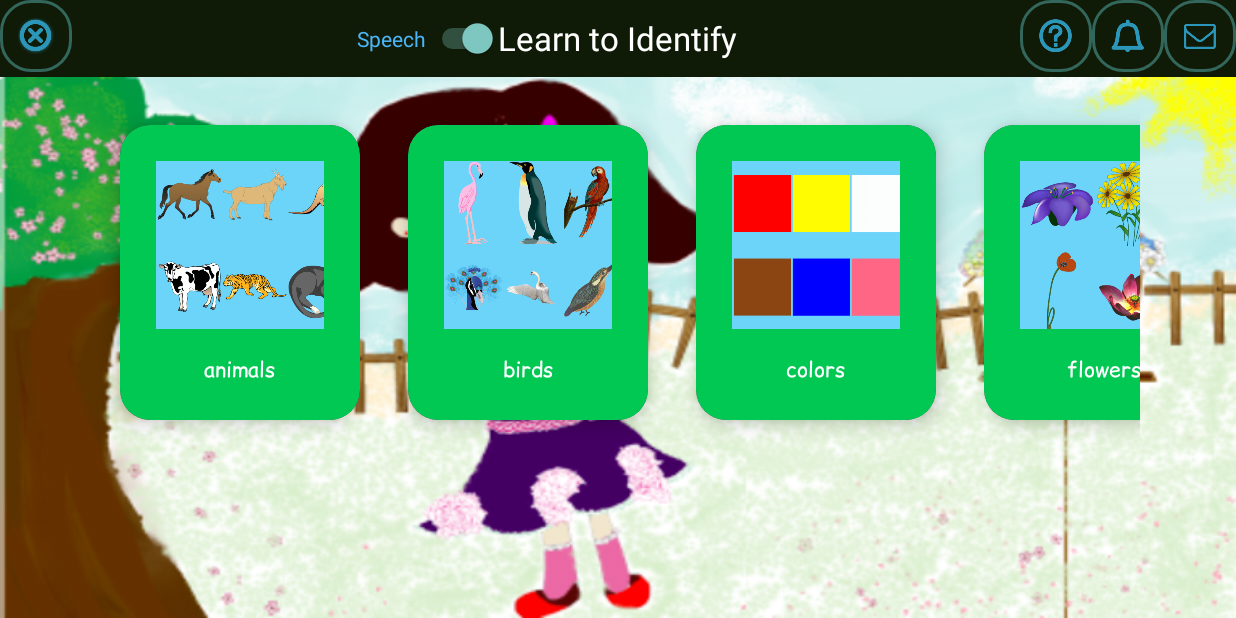
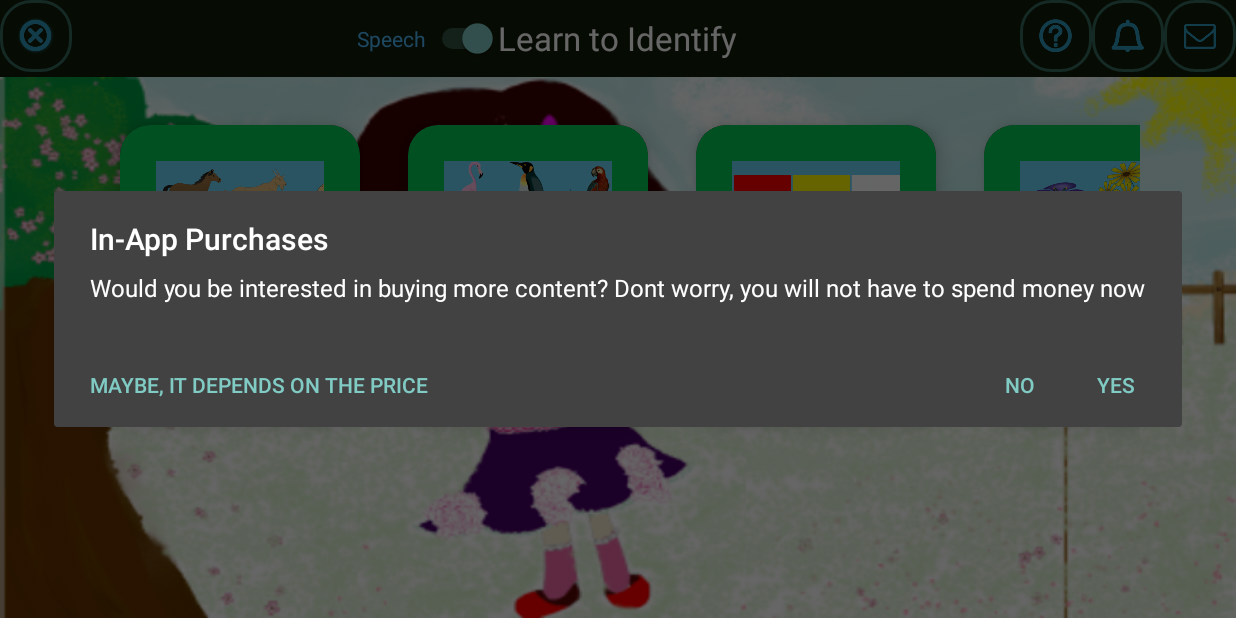
Before and after one commit to hajaar/LearnColoursNumbersShapes, an Android app: the screen it shows after launch (MainActivity), after a tap on an icon or button, on a phone screen of 824 x 412 dp (held sideways). Run offline under Robolectric (Android 15) with nearby library versions, the phone set to English and light mode, and no system bars; libraries missing offline, so code that uses them is left out: com.github.paolorotolo.appintro.

Commit message:
added dialog

```diff
--- a/app/src/main/AndroidManifest.xml
+++ b/app/src/main/AndroidManifest.xml
@@ -24,7 +24,9 @@
                 <category android:name="android.intent.category.LAUNCHER"/>
             </intent-filter>
         </activity>
-        <activity android:name=".IntroActivity">
+        <activity
+            android:name=".IntroActivity"
+            android:screenOrientation="userLandscape">
         </activity>
     </application>
 
--- a/app/src/main/java/com/skva/learncolours/HomeScreenFragment.java
+++ b/app/src/main/java/com/skva/learncolours/HomeScreenFragment.java
@@ -2,10 +2,7 @@ package com.skva.learncolours;
 
 
 import android.content.Context;
-import android.content.Intent;
-import android.content.SharedPreferences;
 import android.os.Bundle;
-import android.preference.PreferenceManager;
 import android.support.annotation.Nullable;
 import android.support.v4.app.Fragment;
 import android.support.v7.widget.LinearLayoutManager;
@@ -47,35 +44,7 @@ public class HomeScreenFragment extends Fragment implements MyRecyclerViewAdapte
     @Override
     public void onActivityCreated(@Nullable Bundle savedInstanceState) {
         super.onActivityCreated(savedInstanceState);
-        Thread t = new Thread(new Runnable() {
-            @Override
-            public void run() {
-                //  Initialize SharedPreferences
-                SharedPreferences getPrefs = PreferenceManager
-                        .getDefaultSharedPreferences(getContext());
 
-                //  Create a new boolean and preference and set it to true
-                boolean isFirstStart = getPrefs.getBoolean("firstStart", true);
-
-                //  If the activity has never started before...
-                if (isFirstStart) {
-
-                    //  Launch app intro
-                    Intent i = new Intent(getContext(), IntroActivity.class);
-                    startActivity(i);
-
-                    //  Make a new preferences editor
-                    SharedPreferences.Editor e = getPrefs.edit();
-
-                    //  Edit preference to make it false because we don't want this to run again
-                    e.putBoolean("firstStart", false);
-
-                    //  Apply changes
-                    e.apply();
-                }
-            }
-        });
-        t.start();
         GAME_COUNT = getResources().getStringArray(R.array.games).length;
 
 
--- a/app/src/main/java/com/skva/learncolours/IntroActivity.java
+++ b/app/src/main/java/com/skva/learncolours/IntroActivity.java
@@ -36,6 +36,7 @@ public class IntroActivity extends AppIntro {
 
         // Hide Skip/Done button.
         showSkipButton(true);
+
         setProgressButtonEnabled(true);
 
     }
@@ -43,7 +44,8 @@ public class IntroActivity extends AppIntro {
     @Override
     public void onSkipPressed(Fragment currentFragment) {
         super.onSkipPressed(currentFragment);
-        // Do something when users tap on Skip button.
+        Intent intent = new Intent(this, MainActivity.class);
+        startActivity(intent);
     }
 
     @Override
--- a/app/src/main/java/com/skva/learncolours/MainActivity.java
+++ b/app/src/main/java/com/skva/learncolours/MainActivity.java
@@ -1,5 +1,6 @@
 package com.skva.learncolours;
 
+import android.content.DialogInterface;
 import android.content.Intent;
 import android.content.SharedPreferences;
 import android.net.Uri;
@@ -10,6 +11,7 @@ import android.speech.tts.TextToSpeech;
 import android.support.v4.app.Fragment;
 import android.support.v4.app.FragmentActivity;
 import android.support.v4.app.FragmentTransaction;
+import android.support.v7.app.AlertDialog;
 import android.util.Log;
 import android.view.View;
 import android.widget.CompoundButton;
@@ -40,6 +42,21 @@ public class MainActivity extends FragmentActivity implements HomeScreenFragment
             isScreenSizeLarge = true;
         }
 
+        SharedPreferences getPrefs = PreferenceManager
+                .getDefaultSharedPreferences(this);
+
+        boolean isFirstStart = getPrefs.getBoolean("firstStart", true);
+
+
+        if (isFirstStart) {
+
+            Intent i = new Intent(this, IntroActivity.class);
+            startActivity(i);
+            SharedPreferences.Editor e = getPrefs.edit();
+            e.putBoolean("firstStart", false);
+            e.apply();
+        }
+
 
         if (savedInstanceState != null) {
             getFragmentManager().executePendingTransactions();
@@ -59,7 +76,7 @@ public class MainActivity extends FragmentActivity implements HomeScreenFragment
 
         backButton = (ImageButton) findViewById(R.id.goback);
         backButton.setImageResource(R.drawable.exit);
-        //Glide.with(this).load(R.drawable.exit).fitCenter().into(backButton);
+
         backButton.setOnClickListener(new View.OnClickListener() {
 
             @Override
@@ -69,7 +86,6 @@ public class MainActivity extends FragmentActivity implements HomeScreenFragment
         });
         feedbackButton = (ImageButton) findViewById(R.id.feedback);
         feedbackButton.setImageResource(R.drawable.feedback);
-        //Glide.with(this).load(R.drawable.feedback).fitCenter().into(feedbackButton);
 
         feedbackButton.setOnClickListener(new View.OnClickListener() {
 
@@ -81,26 +97,48 @@ public class MainActivity extends FragmentActivity implements HomeScreenFragment
                 startActivity(Intent.createChooser(emailIntent, "Send email..."));
             }
         });
+        final AlertDialog.Builder builder = new AlertDialog.Builder(this);
         notificationButton = (ImageButton) findViewById(R.id.notification);
         notificationButton.setImageResource(R.drawable.notification);
-        //Glide.with(this).load(R.drawable.notification).fitCenter().into(notificationButton);
 
         notificationButton.setOnClickListener(new View.OnClickListener() {
 
             @Override
             public void onClick(View v) {
 
+                builder.setTitle("In-App Purchases")
+                        .setMessage("Would you be interested in buying more content? Dont worry, you will not have to spend money now");
+                builder.setPositiveButton("Yes", new DialogInterface.OnClickListener() {
+                    public void onClick(DialogInterface dialog, int id) {
+
+                    }
+                });
+                builder.setNegativeButton("No", new DialogInterface.OnClickListener() {
+                    public void onClick(DialogInterface dialog, int id) {
+
+                    }
+                });
+
+                builder.setNeutralButton("Maybe, it depends on the price", new DialogInterface.OnClickListener() {
+                    @Override
+                    public void onClick(DialogInterface dialogInterface, int i) {
+
+                    }
+                });
+
+                AlertDialog dialog = builder.create();
+                dialog.show();
             }
         });
         informationButton = (ImageButton) findViewById(R.id.information);
         informationButton.setImageResource(R.drawable.information);
-        //Glide.with(this).load(R.drawable.information).fitCenter().into(informationButton);
 
         informationButton.setOnClickListener(new View.OnClickListener() {
 
             @Override
             public void onClick(View v) {
-
+                Intent i = new Intent(getApplicationContext(), IntroActivity.class);
+                startActivity(i);
             }
         });
 
@@ -161,8 +199,7 @@ public class MainActivity extends FragmentActivity implements HomeScreenFragment
             imageResource = R.drawable.exit;
 
         }
-        backButton.setImageResource(R.drawable.home);
-        //Glide.with(this).load(imageResource).fitCenter().into(backButton);
+        backButton.setImageResource(imageResource);
 
         transaction.replace(rootid, newFragment, "GAME");
         transaction.addToBackStack("GAME");
--- a/app/src/main/res/layout-sw600dp/activity_main.xml
+++ b/app/src/main/res/layout-sw600dp/activity_main.xml
@@ -13,11 +13,13 @@
         android:background="@color/colorPrimaryDark"
         android:orientation="horizontal">
 
-        <ImageView
+        <ImageButton
             android:id="@+id/goback"
             android:layout_width="wrap_content"
             android:layout_height="wrap_content"
+            android:layout_alignParentLeft="true"
             android:layout_alignParentStart="true"
+            android:background="@drawable/buttonborder"
             />
 
         <TextView
@@ -34,29 +36,36 @@
             android:id="@+id/speech_switch"
             android:layout_width="wrap_content"
             android:layout_height="match_parent"
-            android:layout_toLeftOf="@+id/header"
+            android:layout_toStartOf="@+id/header"
             android:text="Speech"
             android:textColor="@color/colorPrimaryLight"/>
 
-        <ImageView
+        <ImageButton
             android:id="@+id/information"
             android:layout_width="wrap_content"
             android:layout_height="wrap_content"
-            android:layout_toLeftOf="@+id/notification"
-            android:background="@drawable/information"/>
+            android:layout_toStartOf="@+id/notification"
+            android:background="@drawable/buttonborder"
 
-        <ImageView
+            />
+
+        <ImageButton
             android:id="@+id/notification"
             android:layout_width="wrap_content"
             android:layout_height="wrap_content"
-            android:layout_toLeftOf="@+id/feedback"
-            android:background="@drawable/notification"/>
+            android:layout_toStartOf="@+id/feedback"
+            android:background="@drawable/buttonborder"
 
-        <ImageView
+            />
+
+        <ImageButton
             android:id="@+id/feedback"
             android:layout_width="wrap_content"
             android:layout_height="wrap_content"
-            android:layout_alignParentRight="true"/>
+            android:layout_alignParentEnd="true"
+            android:background="@drawable/buttonborder"
+
+            />
 
     </RelativeLayout>
 
--- a/app/src/main/res/layout-xlarge/activity_main.xml
+++ b/app/src/main/res/layout-xlarge/activity_main.xml
@@ -13,13 +13,13 @@
         android:background="@color/colorPrimaryDark"
         android:orientation="horizontal">
 
-
-        <ImageView
+        <ImageButton
             android:id="@+id/goback"
             android:layout_width="wrap_content"
-            android:layout_height="match_parent"
+            android:layout_height="wrap_content"
             android:layout_alignParentLeft="true"
             android:layout_alignParentStart="true"
+            android:background="@drawable/buttonborder"
             />
 
         <TextView
@@ -36,29 +36,36 @@
             android:id="@+id/speech_switch"
             android:layout_width="wrap_content"
             android:layout_height="match_parent"
-            android:layout_toLeftOf="@+id/header"
+            android:layout_toStartOf="@+id/header"
             android:text="Speech"
             android:textColor="@color/colorPrimaryLight"/>
 
-        <ImageView
+        <ImageButton
             android:id="@+id/information"
             android:layout_width="wrap_content"
             android:layout_height="wrap_content"
-            android:layout_toLeftOf="@+id/notification"
-            android:background="@drawable/information"/>
+            android:layout_toStartOf="@+id/notification"
+            android:background="@drawable/buttonborder"
 
-        <ImageView
+            />
+
+        <ImageButton
             android:id="@+id/notification"
             android:layout_width="wrap_content"
             android:layout_height="wrap_content"
-            android:layout_toLeftOf="@+id/feedback"
-            android:background="@drawable/notification"/>
+            android:layout_toStartOf="@+id/feedback"
+            android:background="@drawable/buttonborder"
 
-        <ImageView
+            />
+
+        <ImageButton
             android:id="@+id/feedback"
             android:layout_width="wrap_content"
             android:layout_height="wrap_content"
-            android:layout_alignParentRight="true"/>
+            android:layout_alignParentEnd="true"
+            android:background="@drawable/buttonborder"
+
+            />
 
 
     </RelativeLayout>
```
